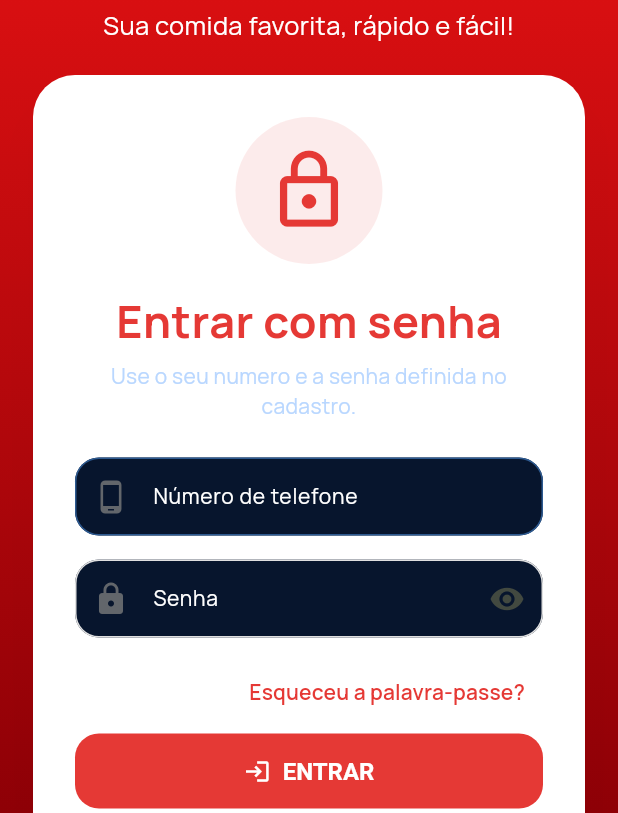
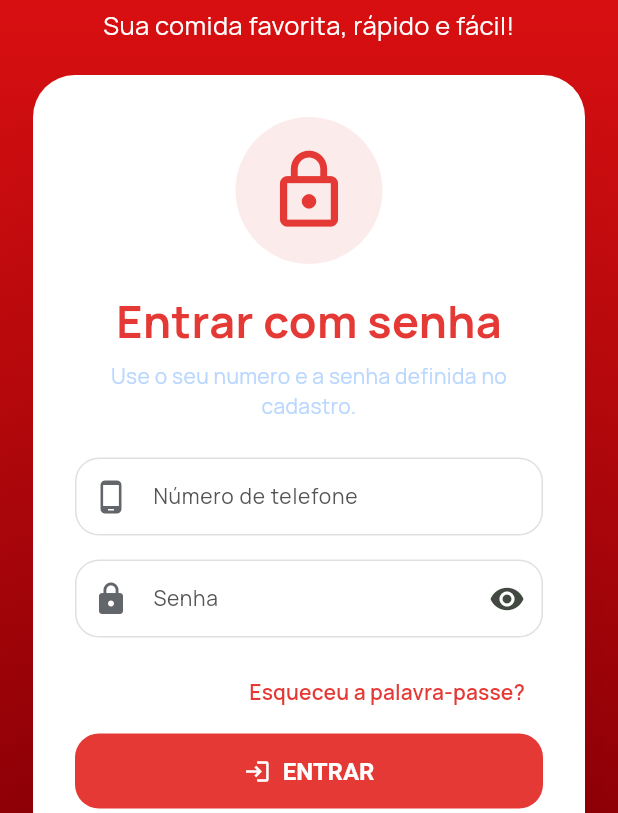
Before and after one commit to Anwarismael258/deligo-web, a Flutter app: the LoginPage screen opened directly, on a phone screen of 412 x 824 dp, the part 423-1236 px from its top. Run offline on Flutter 3.47's test engine with Material 3 defaults, Android fonts, the light colour scheme and no system bars; our stand-ins replace app_links, audioplayers, cached_network_image, firebase_analytics, firebase_core, firebase_crashlytics and 21 more; missing offline and left inert: mobile_scanner; accounts and stored records are empty.

Commit message:
Restore original readable login colors

```diff
--- a/lib/features/auth/login_page.dart
+++ b/lib/features/auth/login_page.dart
@@ -440,22 +440,22 @@ class _LoginPageState extends State<LoginPage>
                               enabled: !_isLoading,
                               keyboardType: TextInputType.phone,
                               style: const TextStyle(
-                                color: Colors.white,
+                                color: const Color(0xFF171717),
                                 fontWeight: FontWeight.w600,
                               ),
                               decoration: InputDecoration(
                                 labelText: 'Número de telefone',
                                 hintText: '84XXXXXXX',
                                 filled: true,
-                                fillColor: const Color(0xFF07152D),
+                                fillColor: Colors.white,
                                 labelStyle: const TextStyle(
-                                  color: Colors.white,
+                                  color: const Color(0xFF555555),
                                 ),
                                 hintStyle: const TextStyle(
-                                  color: Color(0xFF8BA4C6),
+                                  color: Color(0xFF777777),
                                 ),
                                 prefixStyle: const TextStyle(
-                                  color: Colors.white,
+                                  color: const Color(0xFF171717),
                                 ),
                                 border: OutlineInputBorder(
                                   borderRadius: BorderRadius.circular(16),
@@ -463,7 +463,7 @@ class _LoginPageState extends State<LoginPage>
                                 enabledBorder: OutlineInputBorder(
                                   borderRadius: BorderRadius.circular(16),
                                   borderSide: const BorderSide(
-                                    color: Color(0xFF2D5A91),
+                                    color: Colors.black12,
                                   ),
                                 ),
                                 prefixIcon: const Icon(Icons.phone_android),
@@ -476,14 +476,16 @@ class _LoginPageState extends State<LoginPage>
                                 controller: _fullNameController,
                                 enabled: !_isLoading,
                                 textCapitalization: TextCapitalization.words,
-                                style: const TextStyle(color: Colors.white),
+                                style: const TextStyle(
+                                  color: Color(0xFF171717),
+                                ),
                                 decoration: InputDecoration(
                                   labelText: 'Nome completo',
                                   hintText: 'Como foi convidado pelo Admin',
                                   filled: true,
-                                  fillColor: const Color(0xFF07152D),
+                                  fillColor: Colors.white,
                                   labelStyle: const TextStyle(
-                                    color: Colors.white,
+                                    color: const Color(0xFF555555),
                                   ),
                                   border: OutlineInputBorder(
                                     borderRadius: BorderRadius.circular(16),
@@ -497,14 +499,16 @@ class _LoginPageState extends State<LoginPage>
                                 enabled: !_isLoading,
                                 keyboardType: TextInputType.number,
                                 maxLength: 6,
-                                style: const TextStyle(color: Colors.white),
+                                style: const TextStyle(
+                                  color: Color(0xFF171717),
+                                ),
                                 decoration: InputDecoration(
                                   labelText: 'Codigo OTP do convite',
                                   counterText: '',
                                   filled: true,
-                                  fillColor: const Color(0xFF07152D),
+                                  fillColor: Colors.white,
                                   labelStyle: const TextStyle(
-                                    color: Colors.white,
+                                    color: const Color(0xFF555555),
                                   ),
                                   border: OutlineInputBorder(
                                     borderRadius: BorderRadius.circular(16),
@@ -520,18 +524,18 @@ class _LoginPageState extends State<LoginPage>
                                 enabled: !_isLoading,
                                 obscureText: _obscurePassword,
                                 style: const TextStyle(
-                                  color: Colors.white,
+                                  color: const Color(0xFF171717),
                                   fontWeight: FontWeight.w600,
                                 ),
                                 decoration: InputDecoration(
                                   labelText: 'Senha',
                                   filled: true,
-                                  fillColor: const Color(0xFF07152D),
+                                  fillColor: Colors.white,
                                   labelStyle: const TextStyle(
-                                    color: Colors.white,
+                                    color: const Color(0xFF555555),
                                   ),
                                   hintStyle: const TextStyle(
-                                    color: Color(0xFF8BA4C6),
+                                    color: Color(0xFF777777),
                                   ),
                                   border: OutlineInputBorder(
                                     borderRadius: BorderRadius.circular(16),
```
